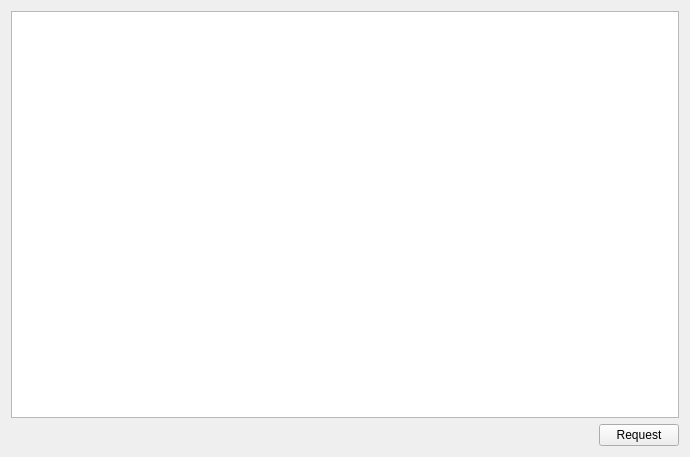
Before: the Qt Designer form wiwiSoftware/mainui.ui in AlexRain/wiwiSoftware, drawn with Qt 5.
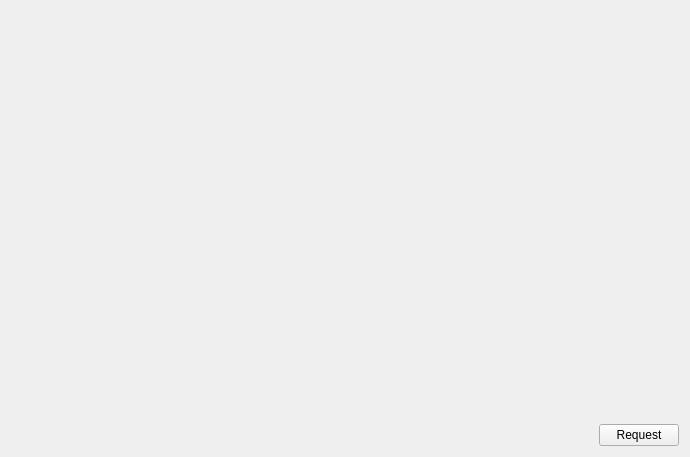
After: the same form once the commit is applied.

```diff
--- a/wiwiSoftware/mainui.ui
+++ b/wiwiSoftware/mainui.ui
@@ -15,7 +15,14 @@
   </property>
   <layout class="QVBoxLayout" name="verticalLayout">
    <item>
-    <widget class="QTextBrowser" name="textBrowser"/>
+    <widget class="QWidget" name="widget" native="true">
+     <property name="sizePolicy">
+      <sizepolicy hsizetype="Preferred" vsizetype="Expanding">
+       <horstretch>0</horstretch>
+       <verstretch>0</verstretch>
+      </sizepolicy>
+     </property>
+    </widget>
    </item>
    <item>
     <layout class="QHBoxLayout" name="horizontalLayout">
```
